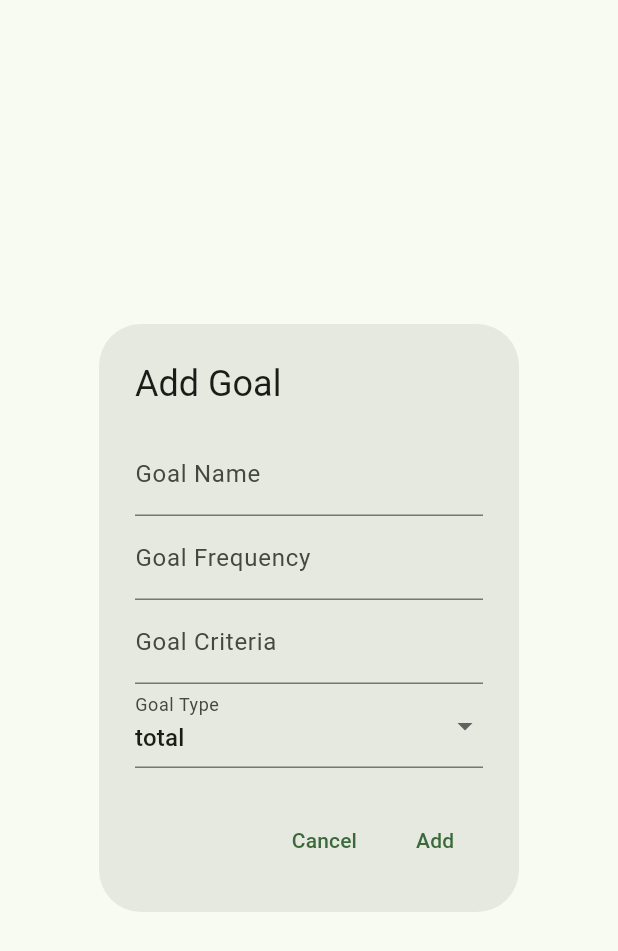
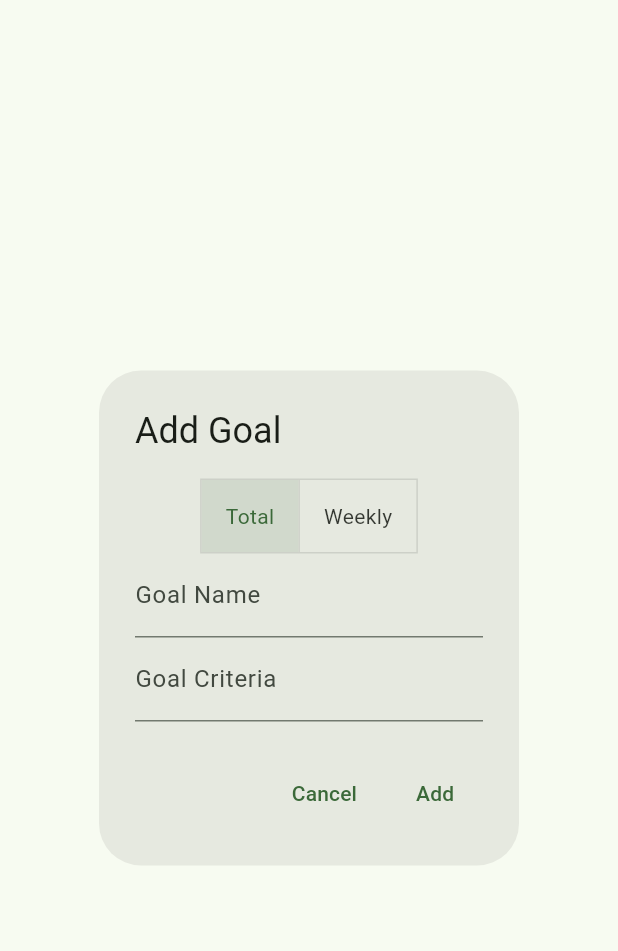
Before and after one commit to marino-mcgalla/accountabilibuddies, a Flutter app: the AddGoalDialog widget shown alone on an empty page, opened directly, on a phone screen of 412 x 824 dp. Shown: the top 951 px of the screen. Run offline on Flutter 3.47's test engine with Material 3 defaults, Android fonts, the phone set to English and light mode, and no system bars; our stand-ins replace cloud_firestore, device_info_plus, firebase_auth, firebase_core, firebase_storage, flutter_image_compress and 3 more; missing offline and left inert: firebase_ui_auth; accounts and stored records are empty.

Commit message:
saving before I FSU

```diff
--- a/lib/refactor/add_goal_dialog.dart
+++ b/lib/refactor/add_goal_dialog.dart
@@ -17,10 +17,11 @@ class AddGoalDialog extends StatefulWidget {
 class AddGoalDialogState extends State<AddGoalDialog> {
   final _formKey = GlobalKey<FormState>();
   String _goalName = '';
-  int _goalFrequency = 0;
+  int _goalFrequency = 1; // Default to 1
   String _goalCriteria = '';
   String _goalType = 'total';
   final Map<String, bool> _completions = {};
+  List<bool> _selectedGoalType = [true, false]; // Default to 'total'
 
   @override
   Widget build(BuildContext context) {
@@ -31,6 +32,33 @@ class AddGoalDialogState extends State<AddGoalDialog> {
         child: Column(
           mainAxisSize: MainAxisSize.min,
           children: [
+            ToggleButtons(
+              isSelected: _selectedGoalType,
+              onPressed: (index) {
+                setState(() {
+                  for (int i = 0; i < _selectedGoalType.length; i++) {
+                    _selectedGoalType[i] = i == index;
+                  }
+                  _goalType = index == 0 ? 'total' : 'weekly';
+                  if (_goalType == 'total') {
+                    _goalFrequency = 0;
+                  } else if (_goalType == 'weekly') {
+                    _goalFrequency =
+                        4; // Set to 4 as default since it's in the middle
+                  }
+                });
+              },
+              children: [
+                Padding(
+                  padding: const EdgeInsets.symmetric(horizontal: 16.0),
+                  child: Text('Total'),
+                ),
+                Padding(
+                  padding: const EdgeInsets.symmetric(horizontal: 16.0),
+                  child: Text('Weekly'),
+                ),
+              ],
+            ),
             TextFormField(
               decoration: InputDecoration(labelText: 'Goal Name'),
               validator: (value) {
@@ -43,47 +71,28 @@ class AddGoalDialogState extends State<AddGoalDialog> {
                 _goalName = value!;
               },
             ),
-            TextFormField(
-              decoration: InputDecoration(labelText: 'Goal Frequency'),
-              keyboardType: TextInputType.number,
-              validator: (value) {
-                if (value == null || value.isEmpty) {
-                  return 'Please enter a goal frequency';
-                }
-                return null;
-              },
-              onSaved: (value) {
-                _goalFrequency = int.parse(value!);
-              },
-            ),
+            if (_goalType == 'weekly')
+              Column(
+                children: [
+                  Text('Goal Frequency: $_goalFrequency days/week'),
+                  Slider(
+                    value: _goalFrequency.toDouble(),
+                    min: 1,
+                    max: 7,
+                    divisions: 6,
+                    label: _goalFrequency.toString(),
+                    onChanged: (value) {
+                      setState(() {
+                        _goalFrequency = value.toInt();
+                      });
+                    },
+                  ),
+                ],
+              ),
             TextFormField(
               decoration: InputDecoration(labelText: 'Goal Criteria'),
               onSaved: (value) {
                 _goalCriteria = value!;
-              },
-            ),
-            DropdownButtonFormField<String>(
-              value: _goalType,
-              decoration: InputDecoration(labelText: 'Goal Type'),
-              items: ['total', 'weekly']
-                  .map((type) => DropdownMenuItem(
-                        value: type,
-                        child: Text(type),
-                      ))
-                  .toList(),
-              onChanged: (value) {
-                setState(() {
-                  _goalType = value!;
-                  if (_goalType == 'total') {
-                    _goalFrequency = 0;
-                  } else if (_goalType == 'weekly') {
-                    _goalFrequency =
-                        4; // Set to 4 as default since it's in the middle
-                  }
-                });
-              },
-              onSaved: (value) {
-                _goalType = value!;
               },
             ),
           ],
@@ -101,15 +110,16 @@ class AddGoalDialogState extends State<AddGoalDialog> {
             if (_formKey.currentState!.validate()) {
               _formKey.currentState!.save();
               Goal newGoal;
-              DateTime now = DateTime.now();
+              DateTime placeholderDate = DateTime(1970, 1, 1);
               if (_goalType == 'total') {
                 newGoal = TotalGoal(
                   id: FirebaseFirestore.instance.collection('goals').doc().id,
                   ownerId: FirebaseAuth.instance.currentUser?.uid ?? '',
                   goalName: _goalName,
                   goalCriteria: _goalCriteria,
+                  active: false,
                   goalFrequency: _goalFrequency,
-                  weekStartDate: now,
+                  weekStartDate: placeholderDate,
                   currentWeekCompletions: {},
                 );
               } else {
@@ -118,7 +128,9 @@ class AddGoalDialogState extends State<AddGoalDialog> {
                   ownerId: FirebaseAuth.instance.currentUser?.uid ?? '',
                   goalName: _goalName,
                   goalCriteria: _goalCriteria,
-                  weekStartDate: now,
+                  active: false,
+                  goalFrequency: _goalFrequency,
+                  weekStartDate: placeholderDate,
                   currentWeekCompletions: {},
                 );
               }
--- a/lib/refactor/edit_goal_dialog.dart
+++ b/lib/refactor/edit_goal_dialog.dart
@@ -121,6 +121,7 @@ class EditGoalDialogState extends State<EditGoalDialog> {
                   ownerId: widget.goal.ownerId,
                   goalName: _goalName,
                   goalCriteria: _goalCriteria,
+                  active: widget.goal.active,
                   goalFrequency: _goalFrequency,
                   weekStartDate: now,
                   currentWeekCompletions:
@@ -132,6 +133,8 @@ class EditGoalDialogState extends State<EditGoalDialog> {
                   ownerId: widget.goal.ownerId,
                   goalName: _goalName,
                   goalCriteria: _goalCriteria,
+                  active: widget.goal.active,
+                  goalFrequency: _goalFrequency,
                   weekStartDate: now,
                   currentWeekCompletions:
                       Map<String, bool>.from(_currentWeekCompletions),
--- a/lib/refactor/goal_model.dart
+++ b/lib/refactor/goal_model.dart
@@ -7,6 +7,7 @@ abstract class Goal {
   final String goalName;
   final String goalType;
   final String goalCriteria;
+  final bool active;
   final int goalFrequency;
   DateTime weekStartDate;
   Map<String, dynamic> currentWeekCompletions;
@@ -17,6 +18,7 @@ abstract class Goal {
     required this.goalName,
     required this.goalType,
     required this.goalCriteria,
+    required this.active,
     required this.goalFrequency,
     required this.weekStartDate,
     required this.currentWeekCompletions,
--- a/lib/refactor/new_goal_card.dart
+++ b/lib/refactor/new_goal_card.dart
@@ -42,6 +42,8 @@ class GoalCard extends StatelessWidget {
               builder: (context, goalsProvider, child) {
                 final goal = goalsProvider.goals
                     .firstWhere((g) => g.id == goalId) as TotalGoal;
+                int totalCompletions = goal.currentWeekCompletions.values
+                    .fold(0, (sum, value) => sum + value as int);
                 return Column(
                   children: [
                     TotalProgressTracker(
--- a/lib/refactor/total_goal.dart
+++ b/lib/refactor/total_goal.dart
@@ -6,6 +6,7 @@ class TotalGoal extends Goal {
     required String ownerId,
     required String goalName,
     required String goalCriteria,
+    required bool active,
     required int goalFrequency,
     required DateTime weekStartDate,
     required Map<String, int> currentWeekCompletions,
@@ -16,6 +17,7 @@ class TotalGoal extends Goal {
           goalType: 'total',
           goalCriteria: goalCriteria,
           goalFrequency: goalFrequency,
+          active: active,
           weekStartDate: weekStartDate,
           currentWeekCompletions: currentWeekCompletions,
         );
@@ -28,6 +30,7 @@ class TotalGoal extends Goal {
       'goalName': goalName,
       'goalType': goalType,
       'goalCriteria': goalCriteria,
+      'active': active,
       'goalFrequency': goalFrequency,
       'weekStartDate': weekStartDate.toIso8601String(),
       'currentWeekCompletions': currentWeekCompletions,
@@ -40,6 +43,7 @@ class TotalGoal extends Goal {
       ownerId: data['ownerId'],
       goalName: data['goalName'],
       goalCriteria: data['goalCriteria'],
+      active: data['active'],
       goalFrequency: data['goalFrequency'],
       weekStartDate: DateTime.parse(data['weekStartDate']),
       currentWeekCompletions:
--- a/lib/refactor/weekly_goal.dart
+++ b/lib/refactor/weekly_goal.dart
@@ -6,6 +6,8 @@ class WeeklyGoal extends Goal {
     required String ownerId,
     required String goalName,
     required String goalCriteria,
+    required bool active,
+    required int goalFrequency,
     required DateTime weekStartDate,
     required Map<String, bool> currentWeekCompletions,
   }) : super(
@@ -14,7 +16,8 @@ class WeeklyGoal extends Goal {
           goalName: goalName,
           goalType: 'weekly',
           goalCriteria: goalCriteria,
-          goalFrequency: 7, // Set to 7 for weekly goals
+          active: active,
+          goalFrequency: goalFrequency,
           weekStartDate: weekStartDate,
           currentWeekCompletions: currentWeekCompletions,
         );
@@ -27,6 +30,7 @@ class WeeklyGoal extends Goal {
       'goalName': goalName,
       'goalType': goalType,
       'goalCriteria': goalCriteria,
+      'active': active,
       'goalFrequency': goalFrequency,
       'weekStartDate': weekStartDate.toIso8601String(),
       'currentWeekCompletions': currentWeekCompletions,
@@ -39,6 +43,8 @@ class WeeklyGoal extends Goal {
       ownerId: data['ownerId'],
       goalName: data['goalName'],
       goalCriteria: data['goalCriteria'],
+      active: data['active'],
+      goalFrequency: data['goalFrequency'],
       weekStartDate: DateTime.parse(data['weekStartDate']),
       currentWeekCompletions:
           Map<String, bool>.from(data['currentWeekCompletions']),
```
Also changed, not shown: lib/refactor/goals_provider.dart (+3 -4 lines), lib/refactor/weekly_progress_tracker.dart (+6 -4 lines).
